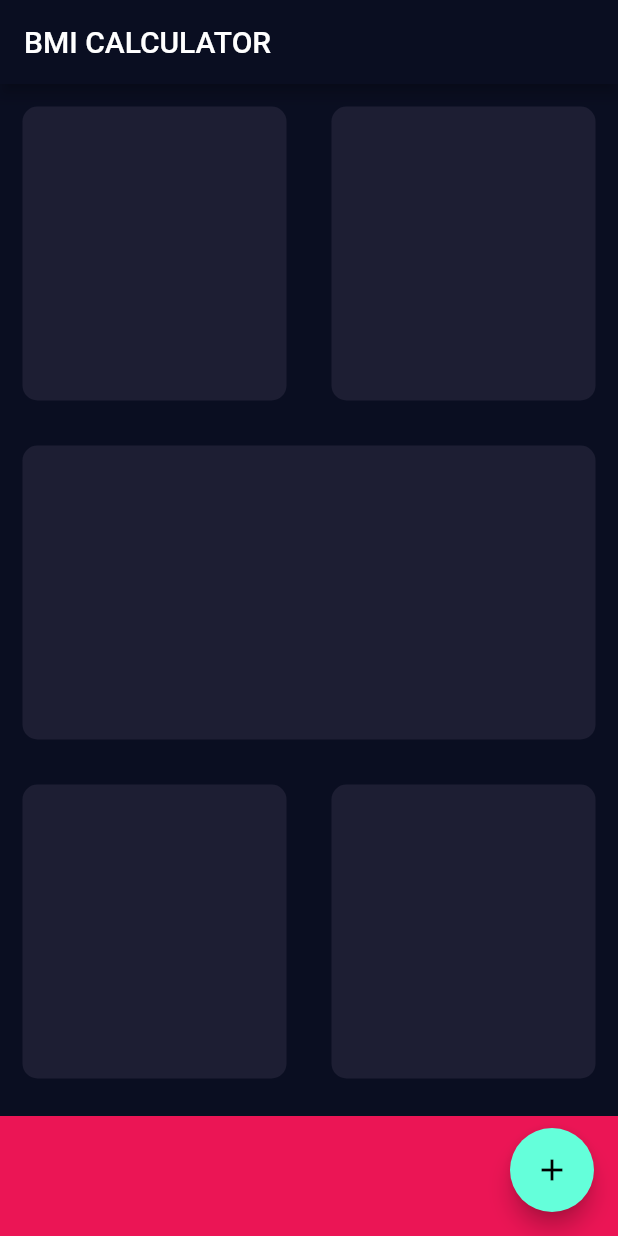
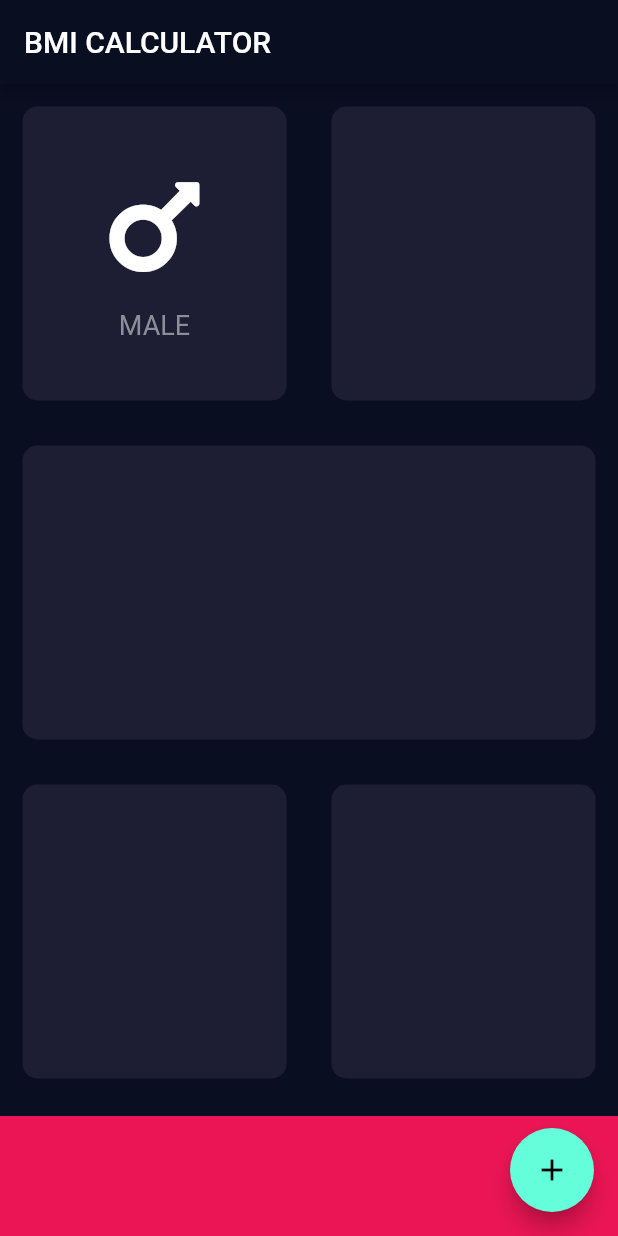
Before and after one commit to HABIBULLO77/bmi_calculator, a Flutter app: the screen it shows after launch, on a phone screen of 412 x 824 dp. Run offline on Flutter 3.47's test engine with Material 2 defaults, Android fonts, the phone set to English and light mode, and no system bars; our stand-ins replace font_awesome_flutter.

Commit message:
input_page.dart updatae

```diff
--- a/lib/input_page.dart
+++ b/lib/input_page.dart
@@ -1,4 +1,5 @@
 import 'package:flutter/material.dart';
+import 'package:font_awesome_flutter/font_awesome_flutter.dart';
 
 const bottomContainerHeight = 80.0;
 const activeCardColour = Color(0xFF1D1E33);
@@ -22,7 +23,28 @@ class _InputPageState extends State<InputPage> {
             child: Row(
               children: <Widget>[
                 Expanded(
-                  child: ReusableCard(colour: activeCardColour),
+                  child: ReusableCard(
+                    colour: activeCardColour,
+                    cardChild: Column(
+                      mainAxisAlignment: MainAxisAlignment.center,
+                      children: <Widget>[
+                        Icon(
+                          FontAwesomeIcons.mars,
+                          size: 80.0,
+                        ),
+                        SizedBox(
+                          height: 15.0,
+                        ),
+                        Text(
+                          'MALE',
+                          style: TextStyle(
+                            fontSize: 18.0,
+                            color: Color(0xFF8D8E98),
+                          ),
+                        ),
+                      ],
+                    ),
+                  ),
                 ),
                 Expanded(
                   child: ReusableCard(colour: activeCardColour),
@@ -61,13 +83,15 @@ class _InputPageState extends State<InputPage> {
 }
 
 class ReusableCard extends StatelessWidget {
-  ReusableCard({@required this.colour});
+  ReusableCard({@required this.colour, this.cardChild});
 
   final Color colour;
+  final Widget cardChild;
 
   @override
   Widget build(BuildContext context) {
     return Container(
+      child: cardChild,
       margin: EdgeInsets.all(15.0),
       decoration: BoxDecoration(
         color: colour,
```
